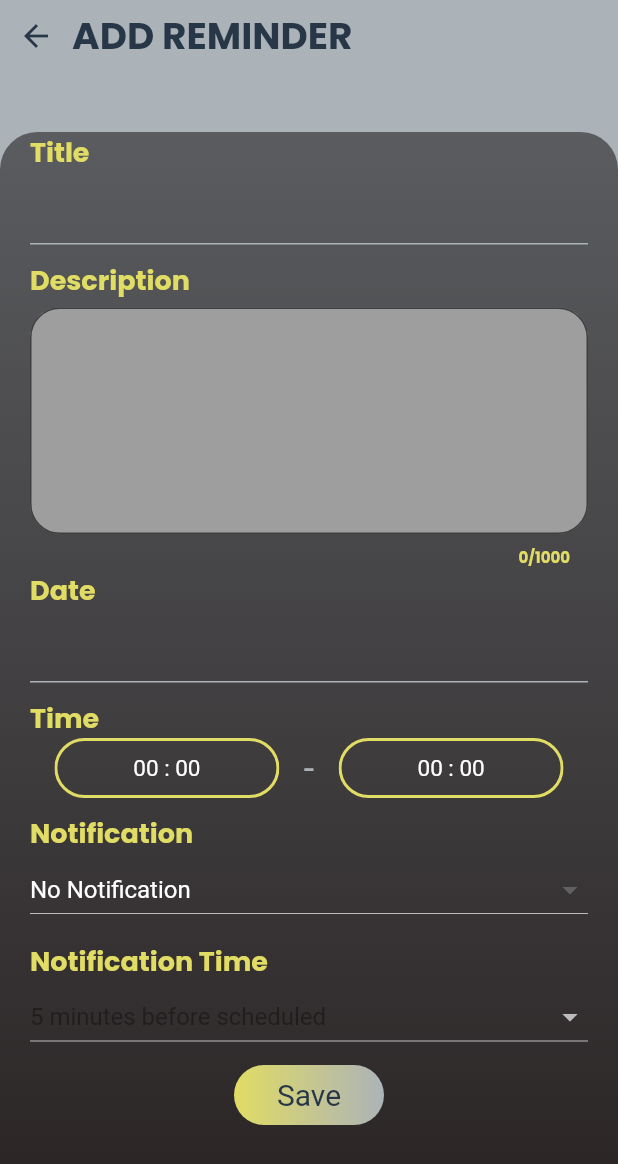
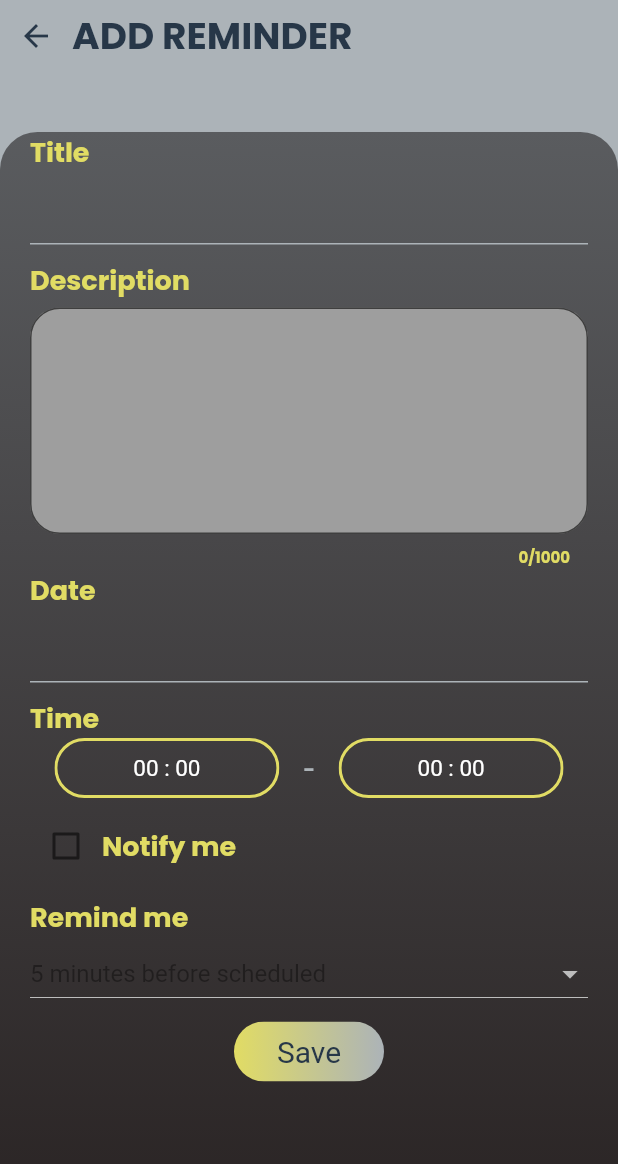
Before and after one commit to nakanaori/managerku, a Flutter app: the screen it shows after launch, after a tap on the "calendar today" icon, after a tap on the "add" icon, on a phone screen of 412 x 824 dp. Shown: the top 1164 px of the screen. Run offline on Flutter 3.47's test engine with Material 2 defaults, Android fonts, the phone set to English and light mode, and no system bars; our stand-ins replace flutter_datetime_picker, flutter_local_notifications, shared_preferences, sqflite, syncfusion_flutter_calendar; accounts and stored records are empty.

Commit message:
Ubah beberapa hal

```diff
--- a/lib/calendar.dart
+++ b/lib/calendar.dart
@@ -18,17 +18,21 @@ class Calendar extends StatefulWidget {
 class _MyHomePageState extends State<Calendar> {
   CRUD dbhelper = CRUD();
   List<Reminder> future;
-
+  CalendarController controller = CalendarController();
   @override
   void initState() {
     super.initState();
     updateListView();
+    Constant.saveState(1);
   }
 
   Future<Reminder> navigateToEntryForm(
       BuildContext context, Reminder input) async {
-    var res = await Navigator.push(context,
-        MaterialPageRoute(builder: (BuildContext context) => Edit(input)));
+    var res = await Navigator.push(
+        context,
+        MaterialPageRoute(
+            builder: (BuildContext context) =>
+                Edit(input, controller.selectedDate)));
     return res;
   }
 
@@ -45,25 +49,22 @@ class _MyHomePageState extends State<Calendar> {
         child: Column(
           mainAxisAlignment: MainAxisAlignment.spaceAround,
           children: [
-            Row(
+            SafeArea(
+              child: Row(
                 mainAxisAlignment: MainAxisAlignment.spaceBetween,
                 children: [
-                SafeArea(
-                    child: IconButton(
+                  IconButton(
                       color: Constant.gold,
                       icon: Icon(Icons.list),
                       onPressed: () {
                         Navigator.pushReplacement(context,
                             new MaterialPageRoute(builder: (_) => Home()));
-                        })),
-                SafeArea(
-                  child: Text(
+                      }),
+                  Text(
                     "Calendar",
                     style: Constant.heading(fontSize: 25),
                   ),
-                ),
-                SafeArea(
-                  child: IconButton(
+                  IconButton(
                     color: Constant.gold,
                     icon: Icon(Icons.settings),
                     onPressed: () async {
@@ -73,12 +74,13 @@ class _MyHomePageState extends State<Calendar> {
                         setState(() {});
                       }
                     },
-                  ),
                   )
                 ],
               ),
+            ),
             Expanded(
               child: SfCalendar(
+                controller: controller,
                 onTap: (calendarTapDetails) async {
                   if (calendarTapDetails.targetElement ==
                       CalendarElement.appointment) {
@@ -110,6 +112,7 @@ class _MyHomePageState extends State<Calendar> {
                 appointmentTimeTextFormat:
                     (Constant.hour12Format ? "hh:mm a" : "HH:mm"),
                 monthViewSettings: MonthViewSettings(
+                    appointmentDisplayCount: 1,
                     showAgenda: true,
                     agendaStyle: AgendaStyle(
                         backgroundColor: Colors.transparent,
@@ -136,8 +139,32 @@ class _MyHomePageState extends State<Calendar> {
           ],
         ),
       ),
-      floatingActionButton: FloatingActionButton(
+      floatingActionButton: Row(
+        mainAxisAlignment: MainAxisAlignment.end,
+        children: [
+          Padding(
+            padding: const EdgeInsets.only(right: 15.0),
+            child: FloatingActionButton(
+              heroTag: "Today",
+              onPressed: () {
+                setState(() {
+                  controller.displayDate = DateTime.now();
+                  controller.selectedDate = DateTime.now();
+                });
+              },
+              backgroundColor: Constant.gold,
+              foregroundColor: Constant.darkBlue,
+              splashColor: Constant.darkBlue,
+              child: Text(
+                DateTime.now().day.toString(),
+                style: TextStyle(fontSize: 20),
+              ),
+            ),
+          ),
+          FloatingActionButton(
+            heroTag: "Add",
             onPressed: () async {
+              print(controller.selectedDate.toString());
               var reminder = await navigateToEntryForm(context, null);
               if (reminder != null) {
                 int res = await dbhelper.insert(reminder);
@@ -153,6 +180,8 @@ class _MyHomePageState extends State<Calendar> {
               Icons.add,
               size: 40,
             ),
+          ),
+        ],
       ),
     );
   }
--- a/lib/constant.dart
+++ b/lib/constant.dart
@@ -1,6 +1,7 @@
 import 'package:flutter/material.dart';
 import 'package:flutter/widgets.dart';
 import 'package:flutter_local_notifications/flutter_local_notifications.dart';
+import 'package:shared_preferences/shared_preferences.dart';
 
 class Constant {
   static FlutterLocalNotificationsPlugin flutterLocalNotificationPlugin;
@@ -36,6 +37,16 @@ class Constant {
         fontSize: 25,
         color: darkBlue,
         fontWeight: FontWeight.w700);
+  }
+
+  static void saveState(int location) async {
+    final prefs = await SharedPreferences.getInstance();
+    prefs.setInt("Last", location);
+  }
+
+  static Future<int> readState() async {
+    final prefs = await SharedPreferences.getInstance();
+    return prefs.getInt("Last") ?? 0;
   }
 
   static String timeToString(DateTime time) {
--- a/lib/details.dart
+++ b/lib/details.dart
@@ -85,8 +85,10 @@ class _DetailsState extends State<Details> {
 
   Future<Reminder> navigateToEntryForm(
       BuildContext context, Reminder input) async {
-    var res = await Navigator.push(context,
-        MaterialPageRoute(builder: (BuildContext context) => Edit(input)));
+    var res = await Navigator.push(
+        context,
+        MaterialPageRoute(
+            builder: (BuildContext context) => Edit(input, null)));
     return res;
   }
 
@@ -237,11 +239,13 @@ class _DetailsState extends State<Details> {
                           Row(
                             children: [
                               Text(
-                                "Has Notification : ",
+                                "Notify me : ",
                                 style: Constant.heading(fontSize: 17),
                               ),
                               Text(
-                                reminder.hasNotificationBool().toString(),
+                                (reminder.hasNotificationBool() == true
+                                    ? "Yes"
+                                    : "No"),
                                 style: TextStyle(
                                     fontSize: 17, color: Colors.white),
                               )
@@ -254,7 +258,7 @@ class _DetailsState extends State<Details> {
                             crossAxisAlignment: CrossAxisAlignment.start,
                             children: [
                               Text(
-                                "Notification Time : ",
+                                "Remind me : ",
                                 style: Constant.heading(fontSize: 17),
                               ),
                               Flexible(
--- a/lib/edit.dart
+++ b/lib/edit.dart
@@ -1,5 +1,4 @@
 import 'package:flutter/material.dart';
-import 'package:flutter_local_notifications/flutter_local_notifications.dart';
 
 import 'constant.dart';
 import 'package:flutter_datetime_picker/flutter_datetime_picker.dart';
@@ -7,15 +6,17 @@ import 'package:flutter_datetime_picker/flutter_datetime_picker.dart';
 import 'reminder.dart';
 
 class Edit extends StatefulWidget {
-  Reminder reminder;
-  Edit(this.reminder);
+  final Reminder reminder;
+  final DateTime selectedTime;
+  Edit(this.reminder, this.selectedTime);
   @override
-  _EditState createState() => _EditState(reminder);
+  _EditState createState() => _EditState(reminder, selectedTime);
 }
 
 class _EditState extends State<Edit> {
   Reminder reminder;
-  _EditState(this.reminder);
+  DateTime selectedTime;
+  _EditState(this.reminder, this.selectedTime);
   TextEditingController titleCtrl = TextEditingController();
   TextEditingController descCtrl = TextEditingController();
   TextEditingController dateCtrl = TextEditingController();
@@ -53,6 +54,10 @@ class _EditState extends State<Edit> {
       notifValue = hasNotification ? "Use Notification" : "No Notification";
       notifTimeValue = reminder.notificationTime;
       head = "EDIT";
+      inserted = true;
+    } else if (selectedTime != null && !inserted) {
+      date = selectedTime;
+      dateCtrl.text = Constant.dateToString(date);
       inserted = true;
     }
 
@@ -166,21 +171,13 @@ class _EditState extends State<Edit> {
                             borderRadius: BorderRadius.all(Radius.circular(20)),
                             splashColor: Constant.gold,
                             onTap: () {
-                              print(Constant.hour12Format);
-                              if (Constant.hour12Format) {
                               DatePicker.showTimePicker(
                                 context,
-                                  showSecondsColumn: false,
-                                  onConfirm: (time) {
-                                    setState(() {
-                                      timeFrom = time;
-                                      if (timeTo == null) timeTo = time;
-                                    });
-                                  },
-                                );
-                              } else {
-                                DatePicker.showTime12hPicker(
-                                  context,
+                                showSecondsColumn:
+                                    Constant.hour12Format ? true : false,
+                                currentTime: timeFrom == null
+                                    ? DateTime.now()
+                                    : timeFrom,
                                 onConfirm: (time) {
                                   setState(() {
                                     timeFrom = time;
@@ -190,7 +187,6 @@ class _EditState extends State<Edit> {
                                   });
                                 },
                               );
-                              }
                             },
                             child: Ink(
                               width: 150,
@@ -227,27 +223,18 @@ class _EditState extends State<Edit> {
                             borderRadius: BorderRadius.all(Radius.circular(20)),
                             splashColor: Constant.gold,
                             onTap: () {
-                              print(Constant.hour12Format);
-                              if (Constant.hour12Format) {
                               DatePicker.showTimePicker(
                                 context,
-                                  showSecondsColumn: false,
+                                showSecondsColumn:
+                                    Constant.hour12Format ? true : false,
+                                currentTime:
+                                    timeTo == null ? DateTime.now() : timeTo,
                                 onConfirm: (time) {
                                   setState(() {
                                     timeTo = time;
                                   });
                                 },
                               );
-                              } else {
-                                DatePicker.showTime12hPicker(
-                                  context,
-                                  onConfirm: (time) {
-                                    setState(() {
-                                      timeTo = time;
-                                    });
-                                  },
-                                );
-                              }
                             },
                             child: Ink(
                               width: 150,
@@ -271,37 +258,31 @@ class _EditState extends State<Edit> {
                         ),
                       ],
                     ),
-                    //Notification
                     Padding(
-                      padding: const EdgeInsets.only(top: 10.0),
-                      child: Text("Notification",
-                          style: Constant.heading(fontSize: 18)),
-                    ),
-                    DropdownButton(
-                        isExpanded: true,
-                        dropdownColor: Constant.grey,
-                        style: TextStyle(color: Colors.white, fontSize: 16),
-                        value: notifValue,
-                        items: notifType
-                            .map((e) => DropdownMenuItem(
-                                  child: Text(e),
-                                  value: e,
-                                ))
-                            .toList(),
+                      padding: const EdgeInsets.only(top: 8.0),
+                      child: Row(
+                        children: [
+                          Checkbox(
+                              checkColor: Constant.darkBlue,
+                              activeColor: Constant.gold,
+                              // focusColor: Constant.gold
+                              value: hasNotification,
                               onChanged: (value) {
-                          if (value != "No Notification") {
-                            hasNotification = true;
-                          } else {
-                            hasNotification = false;
-                          }
                                 setState(() {
-                            notifValue = value;
+                                  hasNotification = value;
                                 });
                               }),
+                          Text("Notify me",
+                              style: Constant.heading(fontSize: 18)),
+                        ],
+                      ),
+                    ),
+                    //Notification
+
                     Padding(
                       padding: const EdgeInsets.only(top: 10.0),
                       child: Text(
-                        "Notification Time",
+                        "Remind me",
                         style: Constant.heading(fontSize: 18),
                       ),
                     ),
@@ -323,7 +304,9 @@ class _EditState extends State<Edit> {
                         onChanged: (hasNotification == false
                             ? null
                             : (value) {
-                                notifValue = value;
+                                setState(() {
+                                  notifTimeValue = value;
+                                });
                               })),
                     //Button
                     Padding(
@@ -369,17 +352,15 @@ class _EditState extends State<Edit> {
                                       timeTo.hour,
                                       timeTo.minute);
                                   DateTime notifSchedule = scheduleFrom;
-                                  if (hasNotification) {
-                                    Duration dur =
-                                        Constant.getDuration(notifTimeValue);
-                                    notifSchedule.subtract(dur);
-                                    if (notifSchedule
+                                  if (hasNotification &&
+                                      notifSchedule
+                                          .subtract(Constant.getDuration(
+                                              notifTimeValue))
                                           .isBefore(DateTime.now())) {
                                     Constant.showAlertDialog(context,
                                         "Can't create a notification in the past!");
-                                    }
-                                  }
-                                  if (scheduleFrom.isBefore(DateTime.now())) {
+                                  } else if (scheduleFrom
+                                      .isBefore(DateTime.now())) {
                                     //Jika jadwal yang dibuat tuh kemarin"
                                     Constant.showAlertDialog(context,
                                         "Can't create a reminder for the past!");
--- a/lib/home.dart
+++ b/lib/home.dart
@@ -22,6 +22,7 @@ class _HomeState extends State<Home> {
   void initState() {
     super.initState();
     updateListView();
+    Constant.saveState(0);
   }
 
   void updateListView() {
@@ -42,7 +43,13 @@ class _HomeState extends State<Home> {
     }
     var androidPlatformChannelSpecifications = AndroidNotificationDetails(
         'Channel_ID', 'Channel_title', 'Channel details',
-        priority: Priority.high, importance: Importance.max, ticker: 'test');
+        priority: Priority.high,
+        importance: Importance.max,
+        ticker: 'test',
+        fullScreenIntent: true,
+        enableVibration: true,
+        visibility: NotificationVisibility.public,
+        playSound: true);
 
     var platformChannelSpecifics =
         NotificationDetails(android: androidPlatformChannelSpecifications);
@@ -53,8 +60,10 @@ class _HomeState extends State<Home> {
 
   Future<Reminder> navigateToEntryForm(
       BuildContext context, Reminder input) async {
-    var res = await Navigator.push(context,
-        MaterialPageRoute(builder: (BuildContext context) => Edit(input)));
+    var res = await Navigator.push(
+        context,
+        MaterialPageRoute(
+            builder: (BuildContext context) => Edit(input, null)));
     return res;
   }
 
@@ -102,7 +111,7 @@ class _HomeState extends State<Home> {
                 builder: (context, snapshot) {
                   List<String> date = [];
                   Map<String, List<Reminder>> data = Map();
-                  if (snapshot.hasData) {
+                  if (snapshot.hasData && snapshot.data.length != 0) {
                     for (Reminder reminder in snapshot.data) {
                       String thisDate = reminder.dateToString('from');
                       if (date.contains(thisDate) == false) date.add(thisDate);
@@ -118,7 +127,18 @@ class _HomeState extends State<Home> {
                       ),
                     );
                   } else {
-                    return SizedBox();
+                    return Expanded(
+                      child: Center(
+                          child: Text("No Reminder",
+                              style: TextStyle(
+                                  color: Constant.gold,
+                                  fontFamily: "Poppins",
+                                  fontSize: 25,
+                                  fontWeight: FontWeight.w700,
+                                  shadows: [
+                                    Shadow(color: Colors.black, blurRadius: 10)
+                                  ]))),
+                    );
                   }
                 },
               ),
--- a/lib/splash.dart
+++ b/lib/splash.dart
@@ -3,6 +3,7 @@ import 'dart:async';
 import 'package:flutter/material.dart';
 import 'package:flutter/widgets.dart';
 
+import 'calendar.dart';
 import 'constant.dart';
 import 'home.dart';
 
@@ -12,12 +13,17 @@ class Splash extends StatefulWidget {
 }
 
 class _SplashState extends State<Splash> {
+  int last;
   @override
   void initState() {
     super.initState();
+    Constant.readState().then((value) {
+      last = value;
+    });
+
     Timer(Duration(seconds: 5), () {
-      Navigator.pushReplacement(
-          context, MaterialPageRoute(builder: (_) => Home()));
+      Navigator.pushReplacement(context,
+          MaterialPageRoute(builder: (_) => (last == 0 ? Home() : Calendar())));
     });
   }
 
@@ -31,11 +37,17 @@ class _SplashState extends State<Splash> {
             mainAxisAlignment: MainAxisAlignment.center,
             children: [
               Container(
-                height: 120,
-                width: 120,
+                padding: EdgeInsets.all(10),
+                height: 140,
+                width: 140,
                 decoration: BoxDecoration(
                   shape: BoxShape.circle,
-                  color: Constant.grey,
+                  color: Colors.white,
+                ),
+                child: Image(
+                  image: AssetImage("assets/app_icon.png"),
+                  height: 110,
+                  width: 110,
                 ),
               ),
               Text("ManagerKu", style: Constant.heading(fontSize: 25))
--- a/pubspec.yaml
+++ b/pubspec.yaml
@@ -28,6 +28,7 @@ dependencies:
   path_provider: any
   flutter_datetime_picker: ^1.4.0
   flutter_local_notifications: ^3.0.2
+  shared_preferences: ^0.5.12+4
 
   # The following adds the Cupertino Icons font to your application.
   # Use with the CupertinoIcons class for iOS style icons.
@@ -48,8 +49,8 @@ flutter:
   uses-material-design: true
 
   # To add assets to your application, add an assets section, like this:
-  # assets:
-  #   - images/a_dot_burr.jpeg
+  assets:
+    - assets/app_icon.png
   #   - images/a_dot_ham.jpeg
 
   # An image asset can refer to one or more resolution-specific "variants", see
```
Also changed, not shown: assets/app_icon.png, pubspec.lock, 11 other files. Lines whose indentation alone changed are shown as unchanged.
